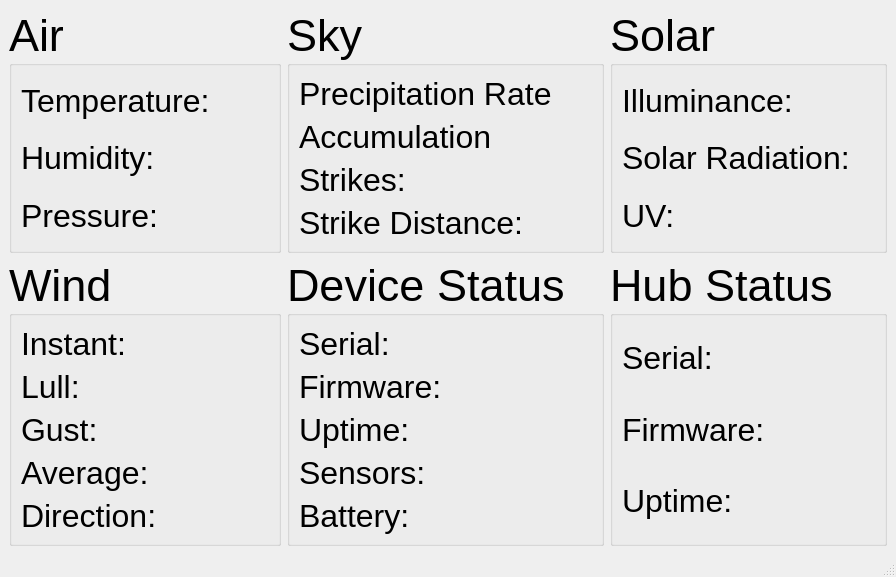
noblecloud/TempestBar, file ui/main.ui: the form before one commit.
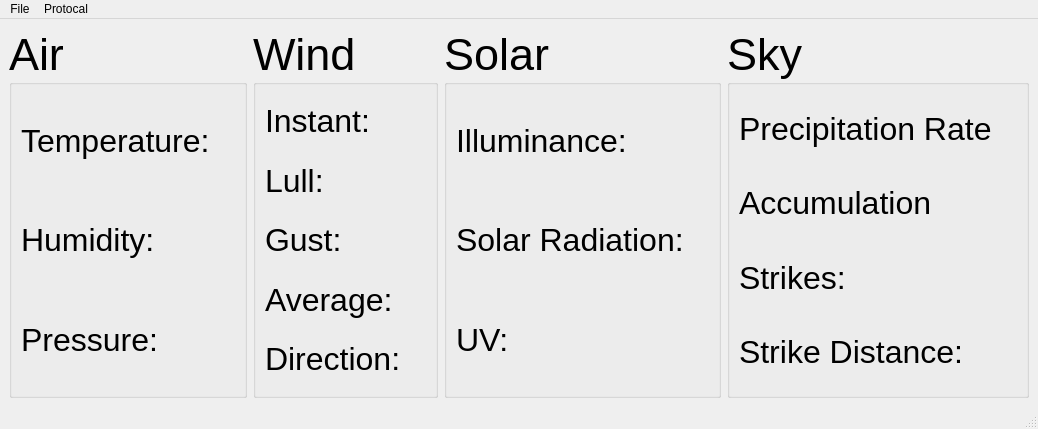
The form after the commit.

Commit message: Slight changes in async loop usage

```diff
--- a/ui/main.ui
+++ b/ui/main.ui
@@ -6,126 +6,46 @@
    <rect>
     <x>0</x>
     <y>0</y>
-    <width>896</width>
-    <height>540</height>
+    <width>1029</width>
+    <height>429</height>
    </rect>
   </property>
   <property name="windowTitle">
    <string notr="true">WeatherFlowUDP</string>
   </property>
   <widget class="QWidget" name="centralwidget">
-   <layout class="QGridLayout" name="mainGridLayout">
-    <item row="1" column="2">
-     <widget class="QGroupBox" name="hubGroup">
+   <layout class="QHBoxLayout" name="horizontalLayout">
+    <item>
+     <widget class="QGroupBox" name="airGroup">
       <property name="font">
        <font>
         <pointsize>34</pointsize>
+        <bold>false</bold>
        </font>
       </property>
       <property name="title">
-       <string>Hub Status</string>
+       <string>Air</string>
       </property>
-      <layout class="QGridLayout" name="hubGroupLayout">
-       <item row="1" column="0">
-        <widget class="QLabel" name="hubFirmwareLabel">
-         <property name="font">
-          <font>
-           <pointsize>24</pointsize>
-          </font>
-         </property>
-         <property name="text">
-          <string>Firmware:</string>
-         </property>
-        </widget>
-       </item>
-       <item row="2" column="1">
-        <widget class="QLabel" name="hubUptime">
-         <property name="font">
-          <font>
-           <pointsize>24</pointsize>
-          </font>
-         </property>
-         <property name="text">
-          <string/>
-         </property>
-         <property name="measurement" stdset="0">
-          <string/>
-         </property>
-        </widget>
-       </item>
+      <layout class="QGridLayout" name="airGridLayout">
        <item row="0" column="0">
-        <widget class="QLabel" name="hubSerialLabel">
+        <widget class="QLabel" name="temperatureLabel">
          <property name="font">
           <font>
            <pointsize>24</pointsize>
+           <bold>false</bold>
           </font>
          </property>
          <property name="text">
-          <string>Serial:</string>
+          <string>Temperature:</string>
          </property>
         </widget>
        </item>
-       <item row="0" column="1">
-        <widget class="QLabel" name="hubSerial">
-         <property name="font">
-          <font>
-           <pointsize>24</pointsize>
-          </font>
-         </property>
-         <property name="text">
-          <string/>
-         </property>
-         <property name="measurement" stdset="0">
-          <string/>
-         </property>
-        </widget>
-       </item>
-       <item row="1" column="1">
-        <widget class="QLabel" name="hubFirmware">
-         <property name="font">
-          <font>
-           <pointsize>24</pointsize>
-          </font>
-         </property>
-         <property name="text">
-          <string/>
-         </property>
-         <property name="measurement" stdset="0">
-          <string/>
-         </property>
-        </widget>
-       </item>
-       <item row="2" column="0">
-        <widget class="QLabel" name="hubUptimeLabel">
-         <property name="font">
-          <font>
-           <pointsize>24</pointsize>
-          </font>
-         </property>
-         <property name="text">
-          <string>Uptime:</string>
-         </property>
-        </widget>
-       </item>
-      </layout>
-     </widget>
-    </item>
-    <item row="0" column="1">
-     <widget class="QGroupBox" name="skyGroup">
-      <property name="font">
-       <font>
-        <pointsize>34</pointsize>
-       </font>
-      </property>
-      <property name="title">
-       <string>Sky</string>
-      </property>
-      <layout class="QGridLayout" name="skuGridLayout">
        <item row="2" column="1">
-        <widget class="QLabel" name="strikes">
+        <widget class="QLabel" name="pressure">
          <property name="font">
           <font>
            <pointsize>24</pointsize>
+           <bold>false</bold>
           </font>
          </property>
          <property name="text">
@@ -137,40 +57,27 @@
         </widget>
        </item>
        <item row="2" column="0">
-        <widget class="QLabel" name="strikesLabel">
+        <widget class="QLabel" name="pressureLabel">
          <property name="font">
           <font>
            <pointsize>24</pointsize>
+           <bold>false</bold>
           </font>
          </property>
          <property name="text">
-          <string>Strikes:</string>
+          <string>Pressure:</string>
          </property>
          <property name="buddy">
           <cstring>strikes</cstring>
          </property>
         </widget>
        </item>
-       <item row="0" column="0">
-        <widget class="QLabel" name="precipRateLabel">
-         <property name="font">
-          <font>
-           <pointsize>24</pointsize>
-          </font>
-         </property>
-         <property name="text">
-          <string>Precipitation Rate</string>
-         </property>
-         <property name="buddy">
-          <cstring>precipRate</cstring>
-         </property>
-        </widget>
-       </item>
        <item row="0" column="1">
-        <widget class="QLabel" name="precipRate">
+        <widget class="QLabel" name="temperature">
          <property name="font">
           <font>
            <pointsize>24</pointsize>
+           <bold>false</bold>
           </font>
          </property>
          <property name="text">
@@ -181,45 +88,16 @@
          </property>
         </widget>
        </item>
-       <item row="3" column="1">
-        <widget class="QLabel" name="strikeDistance">
-         <property name="font">
-          <font>
-           <pointsize>24</pointsize>
-          </font>
-         </property>
-         <property name="text">
-          <string/>
-         </property>
-         <property name="measurement" stdset="0">
-          <string>lightningDistance</string>
-         </property>
-        </widget>
-       </item>
-       <item row="3" column="0">
-        <widget class="QLabel" name="strikeDistanceLabel">
-         <property name="font">
-          <font>
-           <pointsize>24</pointsize>
-          </font>
-         </property>
-         <property name="text">
-          <string>Strike Distance:</string>
-         </property>
-         <property name="buddy">
-          <cstring>strikeDistance</cstring>
-         </property>
-        </widget>
-       </item>
        <item row="1" column="0">
-        <widget class="QLabel" name="accumulationLabel">
+        <widget class="QLabel" name="humidityLabel">
          <property name="font">
           <font>
            <pointsize>24</pointsize>
+           <bold>false</bold>
           </font>
          </property>
          <property name="text">
-          <string>Accumulation</string>
+          <string>Humidity:</string>
          </property>
          <property name="buddy">
           <cstring>accumulation</cstring>
@@ -227,170 +105,25 @@
         </widget>
        </item>
        <item row="1" column="1">
-        <widget class="QLabel" name="accumulation">
+        <widget class="QLabel" name="humidity">
          <property name="font">
           <font>
            <pointsize>24</pointsize>
+           <bold>false</bold>
           </font>
          </property>
          <property name="text">
           <string/>
          </property>
-        </widget>
-       </item>
-      </layout>
-     </widget>
-    </item>
-    <item row="1" column="1">
-     <widget class="QGroupBox" name="deviceGroup">
-      <property name="font">
-       <font>
-        <pointsize>34</pointsize>
-       </font>
-      </property>
-      <property name="title">
-       <string>Device Status</string>
-      </property>
-      <layout class="QGridLayout" name="deviceGridLayout">
-       <item row="0" column="1">
-        <widget class="QLabel" name="deviceSerial">
-         <property name="font">
-          <font>
-           <pointsize>24</pointsize>
-          </font>
-         </property>
-         <property name="text">
-          <string/>
-         </property>
          <property name="measurement" stdset="0">
           <string/>
          </property>
         </widget>
        </item>
-       <item row="1" column="1">
-        <widget class="QLabel" name="deviceFirmware">
-         <property name="font">
-          <font>
-           <pointsize>24</pointsize>
-          </font>
-         </property>
-         <property name="text">
-          <string/>
-         </property>
-         <property name="measurement" stdset="0">
-          <string/>
-         </property>
-        </widget>
-       </item>
-       <item row="1" column="0">
-        <widget class="QLabel" name="deviceFirmwareLabel">
-         <property name="font">
-          <font>
-           <pointsize>24</pointsize>
-          </font>
-         </property>
-         <property name="text">
-          <string>Firmware:</string>
-         </property>
-        </widget>
-       </item>
-       <item row="0" column="0">
-        <widget class="QLabel" name="deviceSerialLabel">
-         <property name="font">
-          <font>
-           <pointsize>24</pointsize>
-          </font>
-         </property>
-         <property name="text">
-          <string>Serial:</string>
-         </property>
-        </widget>
-       </item>
-       <item row="3" column="0">
-        <widget class="QLabel" name="deviceSensorsLabel">
-         <property name="font">
-          <font>
-           <pointsize>24</pointsize>
-          </font>
-         </property>
-         <property name="text">
-          <string>Sensors:</string>
-         </property>
-        </widget>
-       </item>
-       <item row="3" column="1">
-        <widget class="QLabel" name="deviceSensors">
-         <property name="font">
-          <font>
-           <pointsize>24</pointsize>
-          </font>
-         </property>
-         <property name="text">
-          <string/>
-         </property>
-         <property name="measurement" stdset="0">
-          <string/>
-         </property>
-        </widget>
-       </item>
-       <item row="2" column="0">
-        <widget class="QLabel" name="deviceUptimeLabel">
-         <property name="font">
-          <font>
-           <pointsize>24</pointsize>
-          </font>
-         </property>
-         <property name="text">
-          <string>Uptime:</string>
-         </property>
-        </widget>
-       </item>
-       <item row="2" column="1">
-        <widget class="QLabel" name="deviceUptime">
-         <property name="font">
-          <font>
-           <pointsize>24</pointsize>
-          </font>
-         </property>
-         <property name="text">
-          <string/>
-         </property>
-         <property name="measurement" stdset="0">
-          <string/>
-         </property>
-        </widget>
-       </item>
-       <item row="4" column="0">
-        <widget class="QLabel" name="deviceBatteryLabel">
-         <property name="font">
-          <font>
-           <pointsize>24</pointsize>
-          </font>
-         </property>
-         <property name="text">
-          <string>Battery:</string>
-         </property>
-        </widget>
-       </item>
-       <item row="4" column="1">
-        <widget class="QLabel" name="deviceBattery">
-         <property name="font">
-          <font>
-           <pointsize>24</pointsize>
-          </font>
-         </property>
-         <property name="text">
-          <string/>
-         </property>
-         <property name="measurement" stdset="0">
-          <string/>
-         </property>
-        </widget>
-       </item>
       </layout>
      </widget>
     </item>
-    <item row="1" column="0">
+    <item>
      <widget class="QGroupBox" name="windGroup">
       <property name="font">
        <font>
@@ -539,7 +272,7 @@
       </layout>
      </widget>
     </item>
-    <item row="0" column="2">
+    <item>
      <widget class="QGroupBox" name="solarGroup">
       <property name="font">
        <font>
@@ -634,71 +367,43 @@
       </layout>
      </widget>
     </item>
-    <item row="0" column="0">
-     <widget class="QGroupBox" name="airGroup">
+    <item>
+     <widget class="QGroupBox" name="skyGroup">
+      <property name="sizePolicy">
+       <sizepolicy hsizetype="MinimumExpanding" vsizetype="Preferred">
+        <horstretch>0</horstretch>
+        <verstretch>0</verstretch>
+       </sizepolicy>
+      </property>
       <property name="font">
        <font>
         <pointsize>34</pointsize>
-        <weight>50</weight>
-        <bold>false</bold>
        </font>
       </property>
       <property name="title">
-       <string>Air</string>
+       <string>Sky</string>
       </property>
-      <layout class="QGridLayout" name="airGridLayout">
-       <item row="2" column="1">
-        <widget class="QLabel" name="pressure">
-         <property name="font">
-          <font>
-           <pointsize>24</pointsize>
-           <weight>50</weight>
-           <bold>false</bold>
-          </font>
-         </property>
-         <property name="text">
-          <string/>
-         </property>
-         <property name="measurement" stdset="0">
-          <string>pressure</string>
-         </property>
-        </widget>
-       </item>
+      <layout class="QGridLayout" name="stormGridLayout">
        <item row="1" column="0">
-        <widget class="QLabel" name="humidityLabel">
+        <widget class="QLabel" name="accumulationLabel">
          <property name="font">
           <font>
            <pointsize>24</pointsize>
-           <weight>50</weight>
-           <bold>false</bold>
           </font>
          </property>
          <property name="text">
-          <string>Humidity:</string>
+          <string>Accumulation</string>
          </property>
-        </widget>
-       </item>
-       <item row="2" column="0">
-        <widget class="QLabel" name="pressureLabel">
-         <property name="font">
-          <font>
-           <pointsize>24</pointsize>
-           <weight>50</weight>
-           <bold>false</bold>
-          </font>
+         <property name="buddy">
+          <cstring>accumulation</cstring>
          </property>
-         <property name="text">
-          <string>Pressure:</string>
-         </property>
         </widget>
        </item>
-       <item row="0" column="1">
-        <widget class="QLabel" name="temperature">
+       <item row="2" column="1">
+        <widget class="QLabel" name="strikes">
          <property name="font">
           <font>
            <pointsize>24</pointsize>
-           <weight>50</weight>
-           <bold>false</bold>
           </font>
          </property>
          <property name="text">
@@ -710,33 +415,89 @@
         </widget>
        </item>
        <item row="1" column="1">
-        <widget class="QLabel" name="humidity">
+        <widget class="QLabel" name="accumulation">
          <property name="font">
           <font>
            <pointsize>24</pointsize>
-           <weight>50</weight>
-           <bold>false</bold>
           </font>
          </property>
          <property name="text">
           <string/>
          </property>
-         <property name="measurement" stdset="0">
-          <string>humidity</string>
+        </widget>
+       </item>
+       <item row="2" column="0">
+        <widget class="QLabel" name="strikesLabel">
+         <property name="font">
+          <font>
+           <pointsize>24</pointsize>
+          </font>
+         </property>
+         <property name="text">
+          <string>Strikes:</string>
+         </property>
+         <property name="buddy">
+          <cstring>strikes</cstring>
          </property>
         </widget>
        </item>
        <item row="0" column="0">
-        <widget class="QLabel" name="temperatureLabel">
+        <widget class="QLabel" name="precipRateLabel">
          <property name="font">
           <font>
            <pointsize>24</pointsize>
-           <weight>50</weight>
-           <bold>false</bold>
           </font>
          </property>
          <property name="text">
-          <string>Temperature:</string>
+          <string>Precipitation Rate</string>
+         </property>
+         <property name="buddy">
+          <cstring>precipRate</cstring>
+         </property>
+        </widget>
+       </item>
+       <item row="0" column="1">
+        <widget class="QLabel" name="precipRate">
+         <property name="font">
+          <font>
+           <pointsize>24</pointsize>
+          </font>
+         </property>
+         <property name="text">
+          <string/>
+         </property>
+         <property name="measurement" stdset="0">
+          <string>precipitationHourlyRaw</string>
+         </property>
+        </widget>
+       </item>
+       <item row="3" column="1">
+        <widget class="QLabel" name="strikeDistance">
+         <property name="font">
+          <font>
+           <pointsize>24</pointsize>
+          </font>
+         </property>
+         <property name="text">
+          <string/>
+         </property>
+         <property name="measurement" stdset="0">
+          <string>lightningDistance</string>
+         </property>
+        </widget>
+       </item>
+       <item row="3" column="0">
+        <widget class="QLabel" name="strikeDistanceLabel">
+         <property name="font">
+          <font>
+           <pointsize>24</pointsize>
+          </font>
+         </property>
+         <property name="text">
+          <string>Strike Distance:</string>
+         </property>
+         <property name="buddy">
+          <cstring>strikeDistance</cstring>
          </property>
         </widget>
        </item>
@@ -750,10 +511,28 @@
     <rect>
      <x>0</x>
      <y>0</y>
-     <width>896</width>
+     <width>1029</width>
      <height>24</height>
     </rect>
    </property>
+   <widget class="QMenu" name="menuFile">
+    <property name="title">
+     <string>File</string>
+    </property>
+    <addaction name="actionStatus"/>
+    <addaction name="actionConfig_2"/>
+    <addaction name="separator"/>
+    <addaction name="actionLogin"/>
+   </widget>
+   <widget class="QMenu" name="menuProtocal">
+    <property name="title">
+     <string>Protocal</string>
+    </property>
+    <addaction name="actionUDP"/>
+    <addaction name="actionWebsocket"/>
+   </widget>
+   <addaction name="menuFile"/>
+   <addaction name="menuProtocal"/>
   </widget>
   <widget class="QStatusBar" name="statusbar"/>
   <action name="actionTest">
```
Left out of the diff: 132 changed lines with no effect on the pictures. The commit also changes 2 other files.
